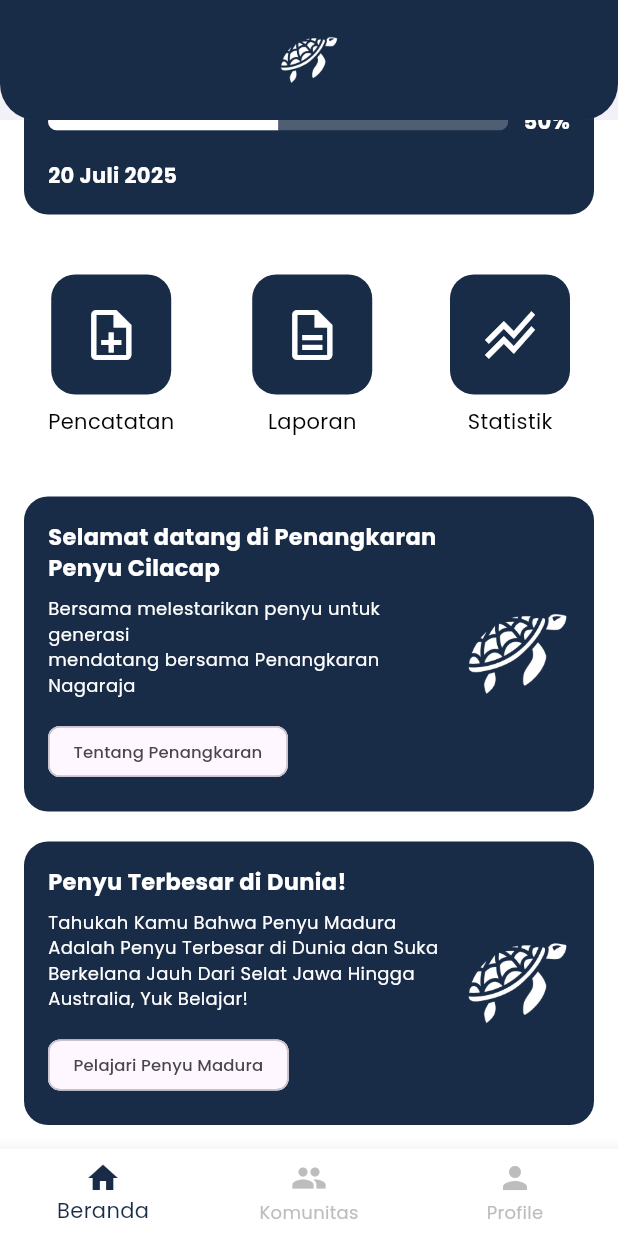
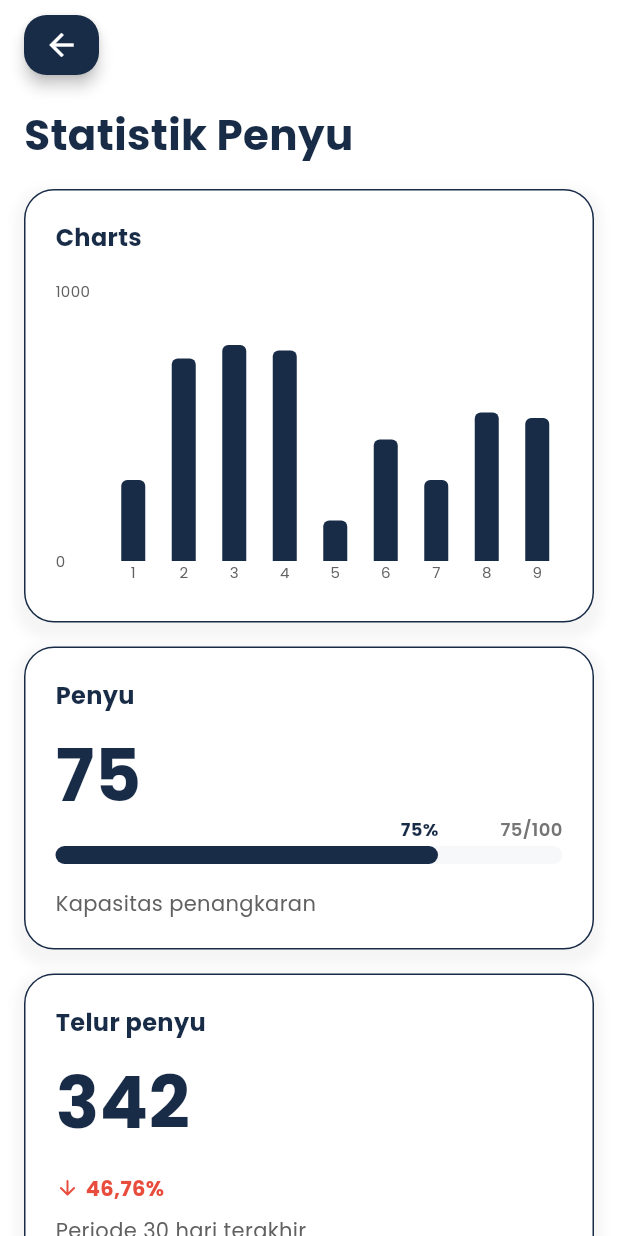
Before and after one commit to Retiortuk/Penyuku-Mobile-App, a Flutter app: the DashboardScreen screen opened directly, scrolled down 499 dp, after a tap on "Statistik", on a phone screen of 412 x 824 dp. Run offline on Flutter 3.47's test engine with Material 3 defaults, Android fonts, the light colour scheme and no system bars; drawn by our look-alikes of fl_chart; our stand-ins replace google_fonts; network calls fail.

Commit message:
feat: statistik screen

```diff
--- a/lib/dashboard_screen.dart
+++ b/lib/dashboard_screen.dart
@@ -2,6 +2,7 @@ import 'package:flutter/material.dart';
 import 'package:google_fonts/google_fonts.dart';
 import 'package:penyuku/aboutUs_screen.dart';
 import 'package:penyuku/laporan_screen.dart';
+import 'package:penyuku/statistik_screen.dart';
 import 'pencatatan_screen.dart';
 import 'edukasi_screen.dart';
 import 'komunitas_screen.dart';
@@ -165,9 +166,7 @@ class _DashboardScreenState extends State<DashboardScreen> {
                   color: Colors.grey[200],
                   borderRadius: BorderRadius.circular(16),
                   image: const DecorationImage(
-                    image: NetworkImage(
-                      'assets/images/penyu-tentang.jpg',
-                    ), // Pastikan ini URL atau aset lokal
+                    image: NetworkImage('assets/images/penyu-tentang.jpg'),
                     fit: BoxFit.cover,
                   ),
                 ),
@@ -176,16 +175,13 @@ class _DashboardScreenState extends State<DashboardScreen> {
                   child: Padding(
                     padding: const EdgeInsets.all(12.0),
                     child: Text(
-                      "Penyu Berkelana Jauh?\nYuk Pelajari Penyu Madura", // Teks diganti
+                      "Penyu Berkelana Jauh?\nYuk Pelajari Penyu Madura",
                       style: GoogleFonts.poppins(
                         color: Colors.white,
                         fontWeight: FontWeight.bold,
                         fontSize: 16,
                         shadows: [
-                          Shadow(
-                            blurRadius: 10.0,
-                            color: Colors.black87,
-                          ), // Shadow diganti
+                          Shadow(blurRadius: 10.0, color: Colors.black87),
                         ],
                       ),
                     ),
@@ -249,7 +245,7 @@ class _DashboardScreenState extends State<DashboardScreen> {
     return Container(
       padding: const EdgeInsets.all(16),
       decoration: BoxDecoration(
-        color: const Color.fromARGB(255, 25, 44, 71), // Warna disamakan
+        color: const Color.fromARGB(255, 25, 44, 71),
         borderRadius: BorderRadius.circular(16),
       ),
       child: Column(
@@ -350,8 +346,10 @@ class _DashboardScreenState extends State<DashboardScreen> {
             Icons.stacked_line_chart_sharp,
             "Statistik",
             onTap: () {
-              // TODO navigate to statistik
-              print("Statistik tapped");
+              Navigator.push(
+                context,
+                MaterialPageRoute(builder: (context) => StatistikScreen()),
+              );
             },
           ),
         ],
--- a/lib/komunitas_overview.dart
+++ b/lib/komunitas_overview.dart
@@ -2,13 +2,116 @@ import 'package:flutter/material.dart';
 import 'package:google_fonts/google_fonts.dart';
 import 'package:penyuku/komunitas_screen.dart';
 
-class EventOverviewScreen extends StatelessWidget {
+class EventOverviewScreen extends StatefulWidget {
   final KomunitasCardData eventData;
 
-  const EventOverviewScreen({
-    super.key,
-    required this.eventData,
-  });
+  const EventOverviewScreen({super.key, required this.eventData});
+
+  @override
+  State<EventOverviewScreen> createState() => _EventOverviewScreenState();
+}
+
+class _EventOverviewScreenState extends State<EventOverviewScreen> {
+  void _showConfirmationDialog() {
+    showDialog(
+      context: context,
+      builder: (BuildContext dialogContext) {
+        return AlertDialog(
+          shape: RoundedRectangleBorder(
+            borderRadius: BorderRadius.circular(15.0),
+          ),
+          title: Text(
+            "Konfirmasi",
+            style: GoogleFonts.poppins(
+              fontWeight: FontWeight.bold,
+              color: Color.fromARGB(255, 25, 44, 71),
+            ),
+          ),
+          content: Text(
+            "Apakah Anda yakin dengan aksi ini?",
+            style: GoogleFonts.poppins(),
+          ),
+          actions: [
+            Container(
+              height: 1,
+              color: Colors.grey[300],
+              margin: const EdgeInsets.only(top: 20),
+            ),
+            Row(
+              mainAxisAlignment: MainAxisAlignment.spaceEvenly,
+              children: [
+                Expanded(
+                  child: TextButton(
+                    style: TextButton.styleFrom(
+                      padding: const EdgeInsets.symmetric(vertical: 16),
+                      shape: const RoundedRectangleBorder(
+                        borderRadius: BorderRadius.zero,
+                      ),
+                    ),
+                    child: Text(
+                      "Tidak",
+                      style: GoogleFonts.poppins(color: Colors.redAccent),
+                    ),
+                    onPressed: () {
+                      Navigator.of(dialogContext).pop();
+                    },
+                  ),
+                ),
+                Container(width: 1, height: 48, color: Colors.grey[300]),
+                Expanded(
+                  child: TextButton(
+                    style: TextButton.styleFrom(
+                      padding: const EdgeInsets.symmetric(vertical: 16),
+                      shape: const RoundedRectangleBorder(
+                        borderRadius: BorderRadius.zero,
+                      ),
+                    ),
+                    child: Text(
+                      "Iya",
+                      style: GoogleFonts.poppins(
+                        color: const Color.fromARGB(255, 25, 44, 71),
+                        fontWeight: FontWeight.bold,
+                      ),
+                    ),
+                    onPressed: () {
+                      Navigator.of(dialogContext).pop();
+                      _handleDataUpload();
+                    },
+                  ),
+                ),
+              ],
+            ),
+          ],
+        );
+      },
+    );
+  }
+
+  void _handleDataUpload() {
+    print("Berhasil Di Ajukan!");
+
+    String message = 'Permintaan berhasil diajukan!';
+    if (widget.eventData.title == 'Galeri Aksi Komunitas') {
+      message = 'Permintaan Gabung Komunitas Berhasil Diajukan!';
+    } else if (widget.eventData.title == 'Jadi Relawan Inti') {
+      message = 'Permintaan Jadi Relawan Berhasil Diajukan!';
+    } else if (widget.eventData.title == 'Turun Tangan') {
+      message = 'Pengajuan Turun Tangan Berhasil Diajukan';
+    }
+
+    ScaffoldMessenger.of(context).showSnackBar(
+      SnackBar(
+        content: Text(message, style: GoogleFonts.poppins(color: Colors.white)),
+        duration: Duration(seconds: 4),
+        backgroundColor: Colors.green,
+        behavior: SnackBarBehavior.floating,
+        margin: const EdgeInsets.all(16),
+        shape: RoundedRectangleBorder(
+          borderRadius: BorderRadius.circular(10.0),
+        ),
+      ),
+    );
+  }
 
   final Color _darkBlue = const Color.fromARGB(255, 25, 44, 71);
   final Color _greyText = const Color(0xFF555555);
@@ -32,14 +135,14 @@ class EventOverviewScreen extends StatelessWidget {
                 flexibleSpace: FlexibleSpaceBar(
                   stretchModes: const [StretchMode.zoomBackground],
                   background: Image.asset(
-                    eventData.headerImageUrl,
+                    widget.eventData.headerImageUrl,
                     fit: BoxFit.cover,
                   ),
                 ),
               ),
 
               SliverToBoxAdapter(
-                child: _buildContentSheet(context, eventData),
+                child: _buildContentSheet(context, widget.eventData),
               ),
             ],
           ),
@@ -91,7 +194,6 @@ class EventOverviewScreen extends StatelessWidget {
               transform: Matrix4.translationValues(0.0, -40.0, 0.0),
               height: 45,
               width: MediaQuery.of(context).size.width * 0.85,
-
             ),
           ),
 
@@ -143,8 +245,7 @@ class EventOverviewScreen extends StatelessWidget {
 
                 ElevatedButton(
                   onPressed: () {
-                    // TODO: Tambahkan logika untuk gabung komunitas
-                    print("Tombol ${data.buttonText} ditekan!");
+                    _showConfirmationDialog();
                   },
                   style: ElevatedButton.styleFrom(
                     backgroundColor: _darkBlue,
@@ -158,7 +259,6 @@ class EventOverviewScreen extends StatelessWidget {
                     data.buttonText,
                     style: GoogleFonts.poppins(
                       color: Colors.white,
-                      fontWeight: FontWeight.bold,
                       fontSize: 16,
                     ),
                   ),
--- a/lib/komunitas_screen.dart
+++ b/lib/komunitas_screen.dart
@@ -65,7 +65,7 @@ class _KomunitasScreenState extends State<KomunitasScreen> {
         'assets/images/turun-tangan-2.jpg',
         'assets/images/turun-tangan-3.jpg',
       ],
-      buttonText: 'Lihat Kalender Aksi',
+      buttonText: 'Ajukan Turun Tangan',
     ),
   ];
 
--- a/lib/laporanOverview_screen.dart
+++ b/lib/laporanOverview_screen.dart
@@ -165,7 +165,7 @@ class LaporanOverviewScreen extends StatelessWidget {
           backgroundColor: _darkBlue,
           minimumSize: const Size(double.infinity, 50),
           shape: RoundedRectangleBorder(
-            borderRadius: BorderRadius.circular(24),
+            borderRadius: BorderRadius.circular(15),
           ),
           elevation: 4,
         ),
@@ -173,7 +173,6 @@ class LaporanOverviewScreen extends StatelessWidget {
           "Unduh Laporan PDF",
           style: GoogleFonts.poppins(
             color: Colors.white,
-            fontWeight: FontWeight.bold,
             fontSize: 16,
           ),
         ),
--- a/lib/login_screen.dart
+++ b/lib/login_screen.dart
@@ -187,10 +187,10 @@ class _LoginScreenState extends State<LoginScreen> {
                     ),
                   ],
                 ),
-                Text(
-                  "Forgot Password?",
-                  style: GoogleFonts.poppins(fontSize: 14, color: Colors.black),
-                ),
+                // Text(
+                //   "Forgot Password?",
+                //   style: GoogleFonts.poppins(fontSize: 14, color: Colors.black),
+                // ),
               ],
             ),
             const SizedBox(height: 40),
--- a/lib/pencatatan_screen.dart
+++ b/lib/pencatatan_screen.dart
@@ -143,10 +143,10 @@ class _PencatatanScreenState extends State<PencatatanScreen> {
       padding: EdgeInsetsGeometry.only(top: 50.0, left: 16.0),
       child: Material(
         color: const Color.fromARGB(255, 25, 44, 71),
-        borderRadius: BorderRadius.circular(12),
+        borderRadius: BorderRadius.circular(24),
         elevation: 4,
         child: InkWell(
-          borderRadius: BorderRadius.circular(12),
+          borderRadius: BorderRadius.circular(24),
           onTap: () {
             Navigator.of(context).pop(); // Aksi untuk kembali
           },
@@ -308,7 +308,7 @@ class _PencatatanScreenState extends State<PencatatanScreen> {
           backgroundColor: const Color.fromARGB(255, 25, 44, 71),
           minimumSize: const Size(double.infinity, 50),
           shape: RoundedRectangleBorder(
-            borderRadius: BorderRadius.circular(24),
+            borderRadius: BorderRadius.circular(15),
           ),
           elevation: 4,
         ),
@@ -316,7 +316,6 @@ class _PencatatanScreenState extends State<PencatatanScreen> {
           "Unggah data",
           style: GoogleFonts.poppins(
             color: Colors.white,
-            fontWeight: FontWeight.bold,
             fontSize: 16,
           ),
         ),
--- /dev/null
+++ b/lib/statistik_screen.dart
@@ -0,0 +1,356 @@
+import 'package:flutter/material.dart';
+import 'package:google_fonts/google_fonts.dart';
+import 'package:fl_chart/fl_chart.dart';
+
+class StatistikScreen extends StatefulWidget {
+  const StatistikScreen({super.key});
+
+  @override
+  State<StatistikScreen> createState() => _StatistikScreenState();
+}
+
+class _StatistikScreenState extends State<StatistikScreen> {
+  final Color _darkBlue = const Color.fromARGB(255, 25, 44, 71);
+
+  final Color _redAccent = const Color(0xFFE74C3C);
+
+  final Color _greyBorder = const Color(0xFFE0E0E0);
+
+  final Color _lightGreyBg = const Color(0xFFF7F8FA);
+
+  @override
+  Widget build(BuildContext context) {
+    return Scaffold(
+      backgroundColor: Colors.white,
+      body: SafeArea(
+        child: SingleChildScrollView(
+          child: Column(
+            crossAxisAlignment: CrossAxisAlignment.start,
+            children: [
+              _buildBackButton(context),
+              _buildHeader(),
+              _buildChartCard(),
+              const SizedBox(height: 16),
+              _buildPenyuCard(),
+              const SizedBox(height: 16),
+              _buildTelurCard(),
+              const SizedBox(height: 20),
+            ],
+          ),
+        ),
+      ),
+    );
+  }
+
+  Widget _buildBackButton(BuildContext context) {
+    return Padding(
+      padding: const EdgeInsets.only(top: 10.0, left: 16.0),
+      child: Material(
+        color: _darkBlue,
+        borderRadius: BorderRadius.circular(15),
+        elevation: 4,
+        child: InkWell(
+          borderRadius: BorderRadius.circular(15),
+          onTap: () => Navigator.of(context).pop(),
+          child: Container(
+            width: 50,
+            height: 40,
+            alignment: Alignment.center,
+            child: const Icon(Icons.arrow_back, color: Colors.white),
+          ),
+        ),
+      ),
+    );
+  }
+
+  Widget _buildHeader() {
+    return Padding(
+      padding: const EdgeInsets.fromLTRB(16.0, 20.0, 16.0, 16.0),
+      child: Text(
+        "Statistik Penyu",
+        style: GoogleFonts.poppins(
+          fontSize: 28,
+          fontWeight: FontWeight.bold,
+          color: _darkBlue,
+        ),
+      ),
+    );
+  }
+
+  Widget _buildChartCard() {
+    return Padding(
+      padding: const EdgeInsets.symmetric(horizontal: 16.0),
+      child: Container(
+        padding: const EdgeInsets.all(20.0),
+        decoration: BoxDecoration(
+          color: Colors.white,
+          borderRadius: BorderRadius.circular(20),
+          border: Border.all(color: _darkBlue),
+          boxShadow: [
+            BoxShadow(
+              color: Colors.grey.withOpacity(0.1),
+              spreadRadius: 5,
+              blurRadius: 5,
+              offset: const Offset(0, 5),
+            ),
+          ],
+        ),
+        child: Column(
+          crossAxisAlignment: CrossAxisAlignment.start,
+          children: [
+            Text(
+              "Charts",
+              style: GoogleFonts.poppins(
+                fontSize: 16,
+                fontWeight: FontWeight.bold,
+                color: _darkBlue,
+              ),
+            ),
+            const SizedBox(height: 24),
+            SizedBox(
+              height: 200,
+              child: BarChart(
+                _mainBarChartData(),
+              ),
+            ),
+          ],
+        ),
+      ),
+    );
+  }
+
+  Widget _buildPenyuCard() {
+    return Padding(
+      padding: const EdgeInsets.symmetric(horizontal: 16.0),
+      child: Container(
+        padding: const EdgeInsets.all(20.0),
+        decoration: BoxDecoration(
+          color: Colors.white,
+          borderRadius: BorderRadius.circular(20),
+          border: Border.all(color: _darkBlue),
+          boxShadow: [
+            BoxShadow(
+              color: Colors.grey.withOpacity(0.1),
+              spreadRadius: 5,
+              blurRadius: 5,
+              offset: const Offset(0, 5),
+            ),
+          ]
+        ),
+        child: Column(
+          crossAxisAlignment: CrossAxisAlignment.start,
+          children: [
+            Text(
+              "Penyu",
+              style: GoogleFonts.poppins(
+                fontSize: 16,
+                fontWeight: FontWeight.bold,
+                color: _darkBlue,
+              ),
+            ),
+            const SizedBox(height: 8),
+            Text(
+              "75",
+              style: GoogleFonts.poppins(
+                fontSize: 48,
+                fontWeight: FontWeight.bold,
+                color: _darkBlue,
+              ),
+            ),
+            const SizedBox(height: 12),
+            Stack(
+              clipBehavior: Clip.none,
+              children: [
+                Container(
+                  height: 12,
+                  decoration: BoxDecoration(
+                    color: _lightGreyBg,
+                    borderRadius: BorderRadius.circular(10),
+                  ),
+                ),
+                Container(
+                  height: 12,
+                  width: (MediaQuery.of(context).size.width - 72) *
+                      0.75,
+                  decoration: BoxDecoration(
+                    color: _darkBlue,
+                    borderRadius: BorderRadius.circular(10),
+                  ),
+                ),
+                Positioned(
+                  left: (MediaQuery.of(context).size.width - 72) * 0.75 -
+                      25,
+                  bottom: 15,
+                  child: Text(
+                    "75%",
+                    style: GoogleFonts.poppins(
+                      fontSize: 12,
+                      fontWeight: FontWeight.bold,
+                      color: _darkBlue,
+                    ),
+                  ),
+                ),
+                Positioned(
+                  right: 0,
+                  bottom: 15,
+                  child: Text(
+                    "75/100",
+                    style: GoogleFonts.poppins(
+                      fontSize: 12,
+                      fontWeight: FontWeight.w600,
+                      color: Colors.grey[600],
+                    ),
+                  ),
+                ),
+              ],
+            ),
+            const SizedBox(height: 16),
+            Text(
+              "Kapasitas penangkaran",
+              style: GoogleFonts.poppins(
+                fontSize: 14,
+                color: Colors.grey[700],
+              ),
+            ),
+          ],
+        ),
+      ),
+    );
+  }
+
+  Widget _buildTelurCard() {
+    return Padding(
+      padding: const EdgeInsets.symmetric(horizontal: 16.0),
+      child: Container(
+        padding: const EdgeInsets.all(20.0),
+        decoration: BoxDecoration(
+          color: Colors.white,
+          borderRadius: BorderRadius.circular(20),
+          border: Border.all(color: _darkBlue),
+          boxShadow: [
+            BoxShadow(
+              color: Colors.grey.withOpacity(0.1),
+              spreadRadius: 5,
+              blurRadius: 5,
+              offset: const Offset(0, 5),
+            ),
+          ]
+        ),
+        child: Column(
+          crossAxisAlignment: CrossAxisAlignment.start,
+          children: [
+            Text(
+              "Telur penyu",
+              style: GoogleFonts.poppins(
+                fontSize: 16,
+                fontWeight: FontWeight.bold,
+                color: _darkBlue,
+              ),
+            ),
+            const SizedBox(height: 8),
+            Text(
+              "342",
+              style: GoogleFonts.poppins(
+                fontSize: 48,
+                fontWeight: FontWeight.bold,
+                color: _darkBlue,
+              ),
+            ),
+            const SizedBox(height: 12),
+            Row(
+              children: [
+                Icon(Icons.arrow_downward_rounded, color: _redAccent, size: 16),
+                const SizedBox(width: 4),
+                Text(
+                  "46,76%",
+                  style: GoogleFonts.poppins(
+                    fontSize: 14,
+                    fontWeight: FontWeight.bold,
+                    color: _redAccent,
+                  ),
+                ),
+              ],
+            ),
+            const SizedBox(height: 8),
+            Text(
+              "Periode 30 hari terakhir",
+              style: GoogleFonts.poppins(
+                fontSize: 14,
+                color: Colors.grey[700],
+              ),
+            ),
+          ],
+        ),
+      ),
+    );
+  }
+
+  BarChartData _mainBarChartData() {
+    final List<double> chartData = [
+      300, 750, 800, 780, 150, 450, 300, 550, 530
+    ];
+
+    return BarChartData(
+      alignment: BarChartAlignment.spaceAround,
+      maxY: 1000,
+      gridData: FlGridData(show: false),
+      borderData: FlBorderData(show: false),
+      titlesData: FlTitlesData(
+        leftTitles: AxisTitles(
+          sideTitles: SideTitles(
+            showTitles: true,
+            reservedSize: 35,
+            getTitlesWidget: _leftTitles,
+          ),
+        ),
+        bottomTitles: AxisTitles(
+          sideTitles: SideTitles(
+            showTitles: true,
+            reservedSize: 20,
+            getTitlesWidget: _bottomTitles,
+          ),
+        ),
+        topTitles: const AxisTitles(sideTitles: SideTitles(showTitles: false)),
+        rightTitles: const AxisTitles(sideTitles: SideTitles(showTitles: false)),
+      ),
+      // Data Bar
+      barGroups: List.generate(chartData.length, (index) {
+        return BarChartGroupData(
+          x: index + 1,
+          barRods: [
+            BarChartRodData(
+              toY: chartData[index],
+              color: _darkBlue,
+              width: 16,
+              borderRadius: const BorderRadius.only(
+                topLeft: Radius.circular(4),
+                topRight: Radius.circular(4),
+              ),
+            ),
+          ],
+        );
+      }),
+    );
+  }
+
+  Widget _leftTitles(double value, TitleMeta meta) {
+    if (value == 0 ||
+        value == 250 ||
+        value == 500 ||
+        value == 750 ||
+        value == 1000) {
+      return Text(
+        value.toInt().toString(),
+        style: GoogleFonts.poppins(color: Colors.grey[700], fontSize: 10),
+      );
+    }
+    return Container();
+  }
+
+  Widget _bottomTitles(double value, TitleMeta meta) {
+    return Text(
+      value.toInt().toString(),
+      style: GoogleFonts.poppins(color: Colors.grey[700], fontSize: 10),
+    );
+  }
+}
--- a/pubspec.yaml
+++ b/pubspec.yaml
@@ -35,6 +35,7 @@ dependencies:
   # Use with the CupertinoIcons class for iOS style icons.
   cupertino_icons: ^1.0.8
   google_fonts: ^6.3.2
+  fl_chart: ^1.1.1
 
 dev_dependencies:
   flutter_test:
```
Also changed, not shown: pubspec.lock.
